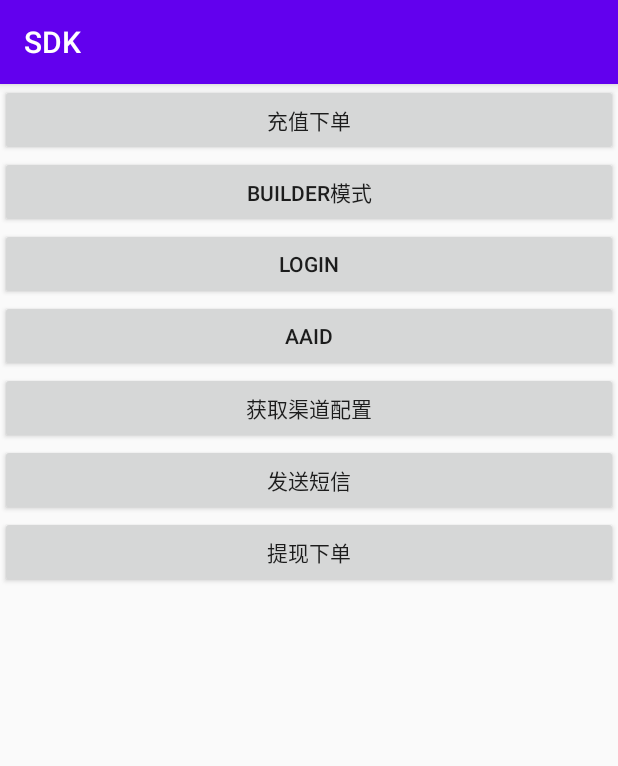
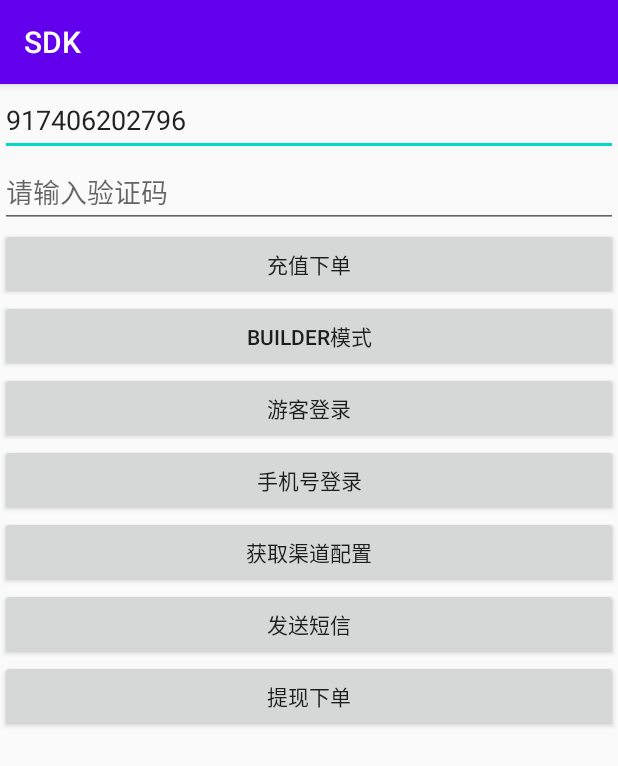
Before and after one commit to bigfunglobal/BigFunSDK, an Android app: the screen it shows after launch (SecondActivity), on a phone screen of 412 x 824 dp. Shown: the top 766 px of the screen. Run offline under Robolectric (Android 15) with nearby library versions, the phone set to English and light mode, and no system bars.

Commit message:
修复手机号登录验证码无效的bug

```diff
--- a/app/src/main/res/layout/activity_second.xml
+++ b/app/src/main/res/layout/activity_second.xml
@@ -3,6 +3,20 @@
     android:layout_width="match_parent"
     android:layout_height="match_parent"
     android:orientation="vertical">
+
+    <EditText
+        android:id="@+id/et_phone"
+        android:layout_width="match_parent"
+        android:layout_height="wrap_content"
+        android:hint="请输入手机号"
+        android:maxLength="12"
+        android:text="917406202796" />
+
+    <EditText
+        android:id="@+id/et_code"
+        android:layout_width="match_parent"
+        android:layout_height="wrap_content"
+        android:hint="请输入验证码" />
 
     <Button
         android:id="@+id/btn_order"
@@ -20,13 +34,13 @@
         android:id="@+id/btn_login"
         android:layout_width="match_parent"
         android:layout_height="wrap_content"
-        android:text="login" />
+        android:text="游客登录" />
 
     <Button
-        android:id="@+id/btn_aaid"
+        android:id="@+id/btn_phone_login"
         android:layout_width="match_parent"
         android:layout_height="wrap_content"
-        android:text="aaid" />
+        android:text="手机号登录" />
 
     <Button
         android:id="@+id/btn_channel_config"
--- a/paytmlibrary/src/main/java/com/bigfun/tm/HttpUtils.kt
+++ b/paytmlibrary/src/main/java/com/bigfun/tm/HttpUtils.kt
@@ -1,6 +1,7 @@
 package com.bigfun.tm
 
 import android.app.Activity
+import android.util.Log
 import com.google.gson.Gson
 import com.bigfun.tm.encrypt.EncryptUtil
 import com.bigfun.tm.model.LoginBean
--- a/paytmlibrary/src/main/java/com/bigfun/tm/login/IFBLoginListener.kt
+++ b/paytmlibrary/src/main/java/com/bigfun/tm/login/IFBLoginListener.kt
@@ -23,5 +23,5 @@ interface IFBLoginListener {
      * @param jsonObject
      */
     @Keep
-    fun onComplete(jsonObject: JSONObject?, token: String?)
+    fun onComplete(jsonObject: JSONObject?)
 }
--- a/paytmlibrary/src/main/java/com/bigfun/tm/login/LoginModel.kt
+++ b/paytmlibrary/src/main/java/com/bigfun/tm/login/LoginModel.kt
@@ -55,8 +55,8 @@ internal class LoginModel(private val activity: Activity) {
     private fun getFacebookInfo(accessToken: AccessToken, listener: IFBLoginListener) {
         val request = GraphRequest.newMeRequest(accessToken) { `object`, _ ->
             if (`object` != null) {
-                listener.onComplete(`object`, accessToken.token)
-                login(`object`, accessToken.token)
+                listener.onComplete(`object`)
+                login(`object`)
             } else {
                 listener.onError(FacebookException("login fail"))
             }
@@ -73,7 +73,7 @@ internal class LoginModel(private val activity: Activity) {
     /**
      *
      */
-    private fun login(jsonObject: JSONObject, token: String) {
+    private fun login(jsonObject: JSONObject) {
         val map = mutableMapOf<String, Any>()
         map["loginType"] = 3
         jsonObject.apply {
```
Also changed, not shown: app/src/main/java/com/lqq/sdk/SecondActivity.kt (+21 -6 lines), paytmlibrary/src/main/java/com/bigfun/tm/BigFunSdk.kt (+13 -13 lines).
